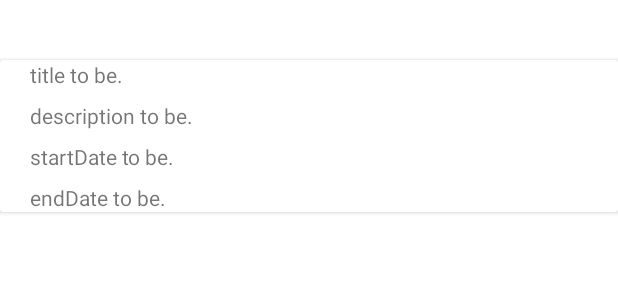
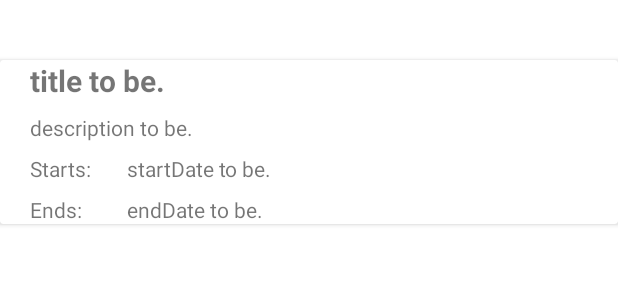
Before and after one commit to DaydreamerBECZ/CadeauCommun, an Android app: the layout layout_event.xml on its own in the app's theme, with its tools: preview values and no code run, on a phone screen of 412 x 824 dp. Shown: the top 300 px of the screen. Run offline under Robolectric (Android 15) with nearby library versions, the phone set to English and light mode, and no system bars.

Commit message:
working on event list view, with a RecyclerView object.

```diff
--- a/CadeauCommun/app/src/main/java/com/example/cadeaucommun/FEL/Activity/newEventActivity.java
+++ b/CadeauCommun/app/src/main/java/com/example/cadeaucommun/FEL/Activity/newEventActivity.java
@@ -41,6 +41,8 @@ public class newEventActivity extends AppCompatActivity {
 
         calendarView.setVisibility(View.INVISIBLE);
     }
+
+
 
     public void showStartCalendar(View view) {
         this.calendarView.bringToFront();
@@ -88,9 +90,6 @@ public class newEventActivity extends AppCompatActivity {
         LocalDate start = LocalDate.parse(this.startDate.getText().toString(),formatter);
         LocalDate end = LocalDate.parse(this.endDate.getText().toString(),formatter);
 
-//        if(start.getMonthValue() < 10)
-//            start.format();
-
         Evenement evenement = new Evenement();
         evenement.setTitle(this.eventTitle.getText().toString());
         evenement.setDescription(this.eventDescription.getText().toString());
--- a/CadeauCommun/app/src/main/res/layout/layout_event.xml
+++ b/CadeauCommun/app/src/main/res/layout/layout_event.xml
@@ -28,6 +28,8 @@
                 android:layout_width="wrap_content"
                 android:layout_height="wrap_content"
                 android:text="title to be."
+                android:textSize="20sp"
+                android:textStyle="bold"
                 app:layout_constraintStart_toStartOf="parent"
                 app:layout_constraintTop_toTopOf="parent" />
 
@@ -41,22 +43,39 @@
                 app:layout_constraintTop_toBottomOf="@+id/titleView_lbl" />
 
             <TextView
+                android:id="@+id/startsTextView"
+                android:layout_width="wrap_content"
+                android:layout_height="wrap_content"
+                android:layout_marginTop="8dp"
+                android:text="Starts:"
+                app:layout_constraintStart_toStartOf="parent"
+                app:layout_constraintTop_toBottomOf="@+id/descriptionView_lbl" />
+
+            <TextView
                 android:id="@+id/startDateView_lbl"
                 android:layout_width="wrap_content"
                 android:layout_height="wrap_content"
-                android:layout_marginTop="8dp"
+                android:layout_marginStart="24dp"
                 android:text="startDate to be."
-                app:layout_constraintStart_toStartOf="parent"
-                app:layout_constraintTop_toBottomOf="@+id/descriptionView_lbl" />
+                app:layout_constraintStart_toEndOf="@+id/startsTextView"
+                app:layout_constraintTop_toTopOf="@+id/startsTextView" />
 
             <TextView
                 android:id="@+id/endDateView_lbl"
                 android:layout_width="wrap_content"
                 android:layout_height="wrap_content"
+                android:text="endDate to be."
+                app:layout_constraintStart_toStartOf="@+id/startDateView_lbl"
+                app:layout_constraintTop_toTopOf="@+id/endsTextView" />
+
+            <TextView
+                android:id="@+id/endsTextView"
+                android:layout_width="wrap_content"
+                android:layout_height="wrap_content"
                 android:layout_marginTop="8dp"
-                android:text="endDate to be."
+                android:text="Ends:"
                 app:layout_constraintStart_toStartOf="parent"
-                app:layout_constraintTop_toBottomOf="@+id/startDateView_lbl" />
+                app:layout_constraintTop_toBottomOf="@+id/startsTextView" />
 
         </androidx.constraintlayout.widget.ConstraintLayout>
     </androidx.cardview.widget.CardView>
```
Also changed, not shown: CadeauCommun/app/src/main/AndroidManifest.xml (+6 -7 lines), CadeauCommun/app/src/main/java/com/example/cadeaucommun/FEL/Activity/eventManagerActivity.java (+12 -0 lines), CadeauCommun/app/src/main/java/com/example/cadeaucommun/FEL/Helpers/EventContext/EventAdapter.java (+14 -1 lines), CadeauCommun/app/src/main/res/layout/activity_event_manager.xml (+28 -18 lines), 71 other files.
